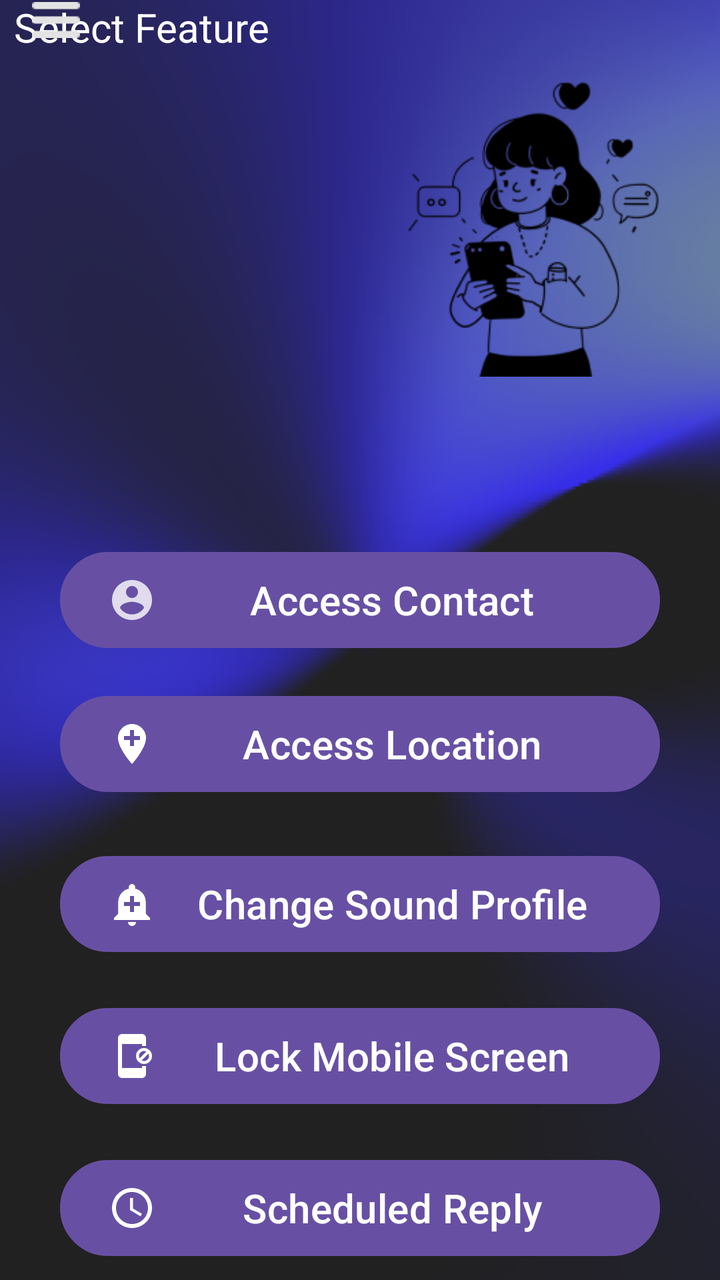
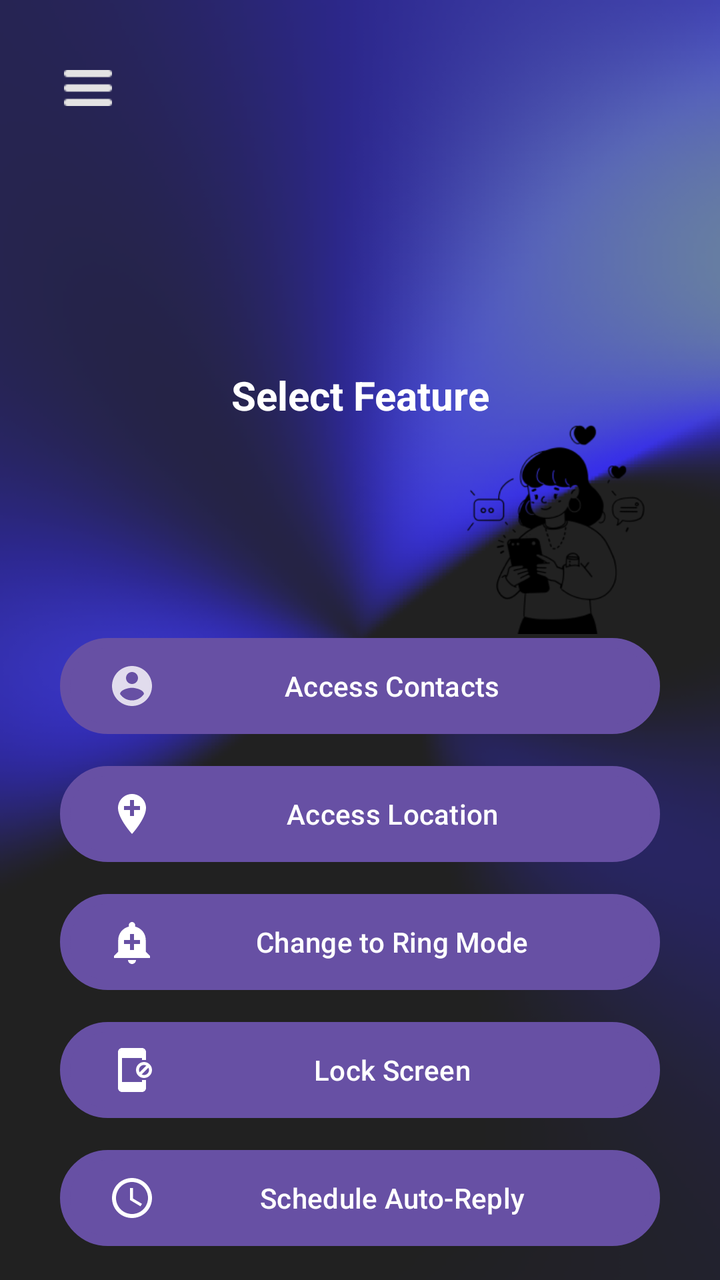

Screens rendered from an Android XML layout before and after an edit, with the pre-edit source and the edit as a unified diff.
<!-- AndroidManifest.xml: application theme Theme.AccessMaster -->
<!-- res/layout/activity_main.xml -->
<?xml version="1.0" encoding="utf-8"?>
<androidx.constraintlayout.widget.ConstraintLayout xmlns:android="http://schemas.android.com/apk/res/android"
    xmlns:app="http://schemas.android.com/apk/res-auto"
    xmlns:tools="http://schemas.android.com/tools"
    android:id="@+id/main"
    android:layout_width="match_parent"
    android:layout_height="match_parent"
    android:background="@drawable/back"
    tools:context=".MainActivity">

    <Button
        android:id="@+id/button2"
        android:layout_width="300dp"
        android:layout_height="wrap_content"
        android:layout_marginTop="276dp"
        android:background="@drawable/button"
        android:drawableLeft="@drawable/accesscontact"
        android:text="Access Contact"
        android:textAlignment="inherit"
        android:textSize="20sp"
        app:layout_constraintEnd_toEndOf="parent"
        app:layout_constraintStart_toStartOf="parent"
        app:layout_constraintTop_toTopOf="parent"
        tools:ignore="OnClick" />

    <Button
        android:id="@+id/button3"
        android:layout_width="300dp"
        android:layout_height="wrap_content"
        android:layout_marginTop="24dp"
        android:background="@drawable/button"
        android:drawableLeft="@drawable/location"
        android:text="Access Location"
        android:textAlignment="inherit"
        android:textSize="20sp"
        app:layout_constraintEnd_toEndOf="parent"
        app:layout_constraintStart_toStartOf="parent"
        app:layout_constraintTop_toBottomOf="@+id/button2" />

    <TextView
        android:layout_width="185dp"
        android:layout_height="42dp"
        android:layout_marginEnd="168dp"
        android:text="Select Feature"
        android:textAlignment="inherit"
        android:textColor="@color/white"
        android:textSize="20sp"
        app:layout_constraintBottom_toTopOf="@+id/button2"
        app:layout_constraintEnd_toEndOf="parent"
        app:layout_constraintTop_toTopOf="@+id/imageView3"
        app:layout_constraintVertical_bias="0.0" />

    <Button
        android:id="@+id/exit_btn"
        android:layout_width="132dp"
        android:layout_height="46dp"
        android:layout_marginStart="260dp"
        android:layout_marginTop="165dp"
        android:background="@drawable/button"
        android:drawableLeft="@drawable/backg"
        android:onClick="openExitPage"
        android:text="Back"
        android:textAlignment="inherit"
        android:textSize="20sp"
        app:layout_constraintBottom_toBottomOf="parent"
        app:layout_constraintStart_toStartOf="parent"
        app:layout_constraintTop_toTopOf="@+id/button5"
        app:layout_constraintVertical_bias="0.0"
        tools:ignore="OnClick" />

    <Button
        android:id="@+id/button4"
        android:layout_width="300dp"
        android:layout_height="wrap_content"
        android:layout_marginTop="32dp"
        android:background="@drawable/button"
        android:drawableLeft="@drawable/sound"
        android:text="Change Sound Profile"
        android:textAlignment="inherit"
        android:textSize="20sp"
        app:layout_constraintEnd_toEndOf="parent"
        app:layout_constraintStart_toStartOf="parent"
        app:layout_constraintTop_toBottomOf="@+id/button3" />

    <Button
        android:id="@+id/button5"
        android:layout_width="300dp"
        android:layout_height="wrap_content"
        android:layout_marginTop="28dp"
        android:background="@drawable/button"
        android:drawableLeft="@drawable/lock"
        android:text="Lock Mobile Screen"
        android:textAlignment="inherit"
        android:textSize="20sp"
        app:layout_constraintEnd_toEndOf="parent"
        app:layout_constraintStart_toStartOf="parent"
        app:layout_constraintTop_toBottomOf="@+id/button4" />

    <Button
        android:id="@+id/schedrep"
        android:layout_width="300dp"
        android:layout_height="wrap_content"
        android:layout_marginTop="28dp"
        android:background="@drawable/button"
        android:drawableLeft="@drawable/schedule"
        android:text="Scheduled Reply"
        android:textAlignment="inherit"
        android:textSize="20sp"
        app:layout_constraintEnd_toEndOf="parent"
        app:layout_constraintStart_toStartOf="parent"
        app:layout_constraintTop_toBottomOf="@+id/button5" />

    <ImageView
        android:id="@+id/imageView2"
        android:layout_width="192dp"
        android:layout_height="206dp"
        app:layout_constraintBottom_toBottomOf="parent"
        app:layout_constraintEnd_toEndOf="parent"
        app:layout_constraintHorizontal_bias="1.0"
        app:layout_constraintStart_toStartOf="parent"
        app:layout_constraintTop_toTopOf="@+id/imageView3"
        app:layout_constraintVertical_bias="0.0"
        app:srcCompat="@drawable/ladkiii" />

    <ImageView
        android:id="@+id/imageView3"
        android:layout_width="24dp"
        android:layout_height="20dp"
        android:layout_marginStart="16dp"
        android:contentDescription="Settings Icon"
        android:onClick="openSettings"
        app:layout_constraintStart_toStartOf="parent"
        app:srcCompat="@drawable/settings"
        tools:ignore="MissingConstraints,OnClick"
        tools:layout_editor_absoluteY="90dp" />

</androidx.constraintlayout.widget.ConstraintLayout>
<!-- resources referenced by this layout -->
<resources>
  <color name="white">#FFFFFFFF</color>
  <!-- drawable accesscontact (drawable-anydpi) -->
  <vector xmlns:android="http://schemas.android.com/apk/res/android"
      android:width="24dp"
      android:height="24dp"
      android:viewportWidth="24"
      android:viewportHeight="24"
      android:tint="@color/white"
      android:alpha="0.8">
    <path
        android:fillColor="@android:color/white"
        android:pathData="M12,2C6.48,2 2,6.48 2,12s4.48,10 10,10 10,-4.48 10,-10S17.52,2 12,2zM12,5c1.66,0 3,1.34 3,3s-1.34,3 -3,3 -3,-1.34 -3,-3 1.34,-3 3,-3zM12,19.2c-2.5,0 -4.71,-1.28 -6,-3.22 0.03,-1.99 4,-3.08 6,-3.08 1.99,0 5.97,1.09 6,3.08 -1.29,1.94 -3.5,3.22 -6,3.22z"/>
  </vector>
  <!-- drawable backg (drawable) -->
  <vector xmlns:android="http://schemas.android.com/apk/res/android" android:autoMirrored="true" android:height="24dp" android:tint="#FFFFFF" android:viewportHeight="24" android:viewportWidth="24" android:width="24dp">
        
      <path android:fillColor="@android:color/white" android:pathData="M20,11H7.83l5.59,-5.59L12,4l-8,8 8,8 1.41,-1.41L7.83,13H20v-2z"/>
      
  </vector>
  <!-- drawable button (drawable) -->
  <?xml version="1.0" encoding="utf-8"?>
  <shape xmlns:android="http://schemas.android.com/apk/res/android">
  <gradient android:startColor="@color/white" android:endColor="@color/white" />
      <corners android:radius="60dp"/>
      <stroke android:color="@color/black" android:width="5dp"/>
  </shape>
  <!-- drawable location (drawable) -->
  <vector xmlns:android="http://schemas.android.com/apk/res/android" android:height="24dp" android:tint="#FFFFFF" android:viewportHeight="24" android:viewportWidth="24" android:width="24dp">
        
      <path android:fillColor="@android:color/white" android:pathData="M12,2C8.14,2 5,5.14 5,9c0,5.25 7,13 7,13s7,-7.75 7,-13c0,-3.86 -3.14,-7 -7,-7zM16,10h-3v3h-2v-3L8,10L8,8h3L11,5h2v3h3v2z"/>
      
  </vector>
  <!-- drawable schedule (drawable) -->
  <vector xmlns:android="http://schemas.android.com/apk/res/android" android:height="24dp" android:tint="#FFFFFF" android:viewportHeight="24" android:viewportWidth="24" android:width="24dp">
        
      <path android:fillColor="@android:color/white" android:pathData="M11.99,2C6.47,2 2,6.48 2,12s4.47,10 9.99,10C17.52,22 22,17.52 22,12S17.52,2 11.99,2zM12,20c-4.42,0 -8,-3.58 -8,-8s3.58,-8 8,-8 8,3.58 8,8 -3.58,8 -8,8z"/>
        
      <path android:fillColor="@android:color/white" android:pathData="M12.5,7H11v6l5.25,3.15 0.75,-1.23 -4.5,-2.67z"/>
      
  </vector>
  <!-- drawable sound (drawable) -->
  <vector xmlns:android="http://schemas.android.com/apk/res/android" android:height="24dp" android:tint="#FFFFFF" android:viewportHeight="24" android:viewportWidth="24" android:width="24dp">
        
      <path android:fillColor="@android:color/white" android:pathData="M10.01,21.01c0,1.1 0.89,1.99 1.99,1.99s1.99,-0.89 1.99,-1.99h-3.98zM18.88,16.82L18.88,11c0,-3.25 -2.25,-5.97 -5.29,-6.69v-0.72C13.59,2.71 12.88,2 12,2s-1.59,0.71 -1.59,1.59v0.72C7.37,5.03 5.12,7.75 5.12,11v5.82L3,18.94L3,20h18v-1.06l-2.12,-2.12zM16,13.01h-3v3h-2v-3L8,13.01L8,11h3L11,8h2v3h3v2.01z"/>
      
  </vector>
  <style name="Theme.AccessMaster" parent="Base.Theme.AccessMaster" />
  <color name="black">#FF000000</color>
  <style name="Base.Theme.AccessMaster" parent="Theme.Material3.DayNight.NoActionBar">
          
          
      </style>
  <!-- unchanged entries left out for length: 4 -->
</resources>

<!-- the commit's change to res/layout/activity_main.xml (unified diff, before → after) -->
@@ -2,136 +2,156 @@
 <androidx.constraintlayout.widget.ConstraintLayout xmlns:android="http://schemas.android.com/apk/res/android"
     xmlns:app="http://schemas.android.com/apk/res-auto"
     xmlns:tools="http://schemas.android.com/tools"
-    android:id="@+id/main"
     android:layout_width="match_parent"
     android:layout_height="match_parent"
+    android:padding="16dp"
     android:background="@drawable/back"
     tools:context=".MainActivity">
 
-    <Button
-        android:id="@+id/button2"
-        android:layout_width="300dp"
-        android:layout_height="wrap_content"
-        android:layout_marginTop="276dp"
-        android:background="@drawable/button"
-        android:drawableLeft="@drawable/accesscontact"
-        android:text="Access Contact"
-        android:textAlignment="inherit"
-        android:textSize="20sp"
+    
+    <ImageView
+        android:id="@+id/imageView3"
+        android:layout_width="24dp"
+        android:layout_height="24dp"
+        android:contentDescription="Settings Icon"
+        android:onClick="openSettings"
+        app:srcCompat="@drawable/settings"
+        app:layout_constraintTop_toTopOf="parent"
+        app:layout_constraintStart_toStartOf="parent"
+        android:layout_margin="16dp"
+        tools:ignore="OnClick" />
+
+
+    
+    <ImageView
+        android:id="@+id/imageView"
+        android:layout_width="120dp"
+        android:layout_height="120dp"
+        android:layout_marginTop="32dp"
+        android:contentDescription="App Logo"
+        android:src="@mipmap/ic_launcher"
         app:layout_constraintEnd_toEndOf="parent"
         app:layout_constraintStart_toStartOf="parent"
-        app:layout_constraintTop_toTopOf="parent"
-        tools:ignore="OnClick" />
+        app:layout_constraintTop_toTopOf="parent" />
 
-    <Button
-        android:id="@+id/button3"
-        android:layout_width="300dp"
+    
+    <TextView
+        android:id="@+id/textViewTitle"
+        android:layout_width="wrap_content"
         android:layout_height="wrap_content"
-        android:layout_marginTop="24dp"
-        android:background="@drawable/button"
-        android:drawableLeft="@drawable/location"
-        android:text="Access Location"
-        android:textAlignment="inherit"
-        android:textSize="20sp"
-        app:layout_constraintEnd_toEndOf="parent"
-        app:layout_constraintStart_toStartOf="parent"
-        app:layout_constraintTop_toBottomOf="@+id/button2" />
-
-    <TextView
-        android:layout_width="185dp"
-        android:layout_height="42dp"
-        android:layout_marginEnd="168dp"
+        android:layout_marginTop="16dp"
         android:text="Select Feature"
-        android:textAlignment="inherit"
         android:textColor="@color/white"
         android:textSize="20sp"
-        app:layout_constraintBottom_toTopOf="@+id/button2"
+        android:textStyle="bold"
+        app:layout_constraintTop_toBottomOf="@id/imageView"
+        app:layout_constraintStart_toStartOf="parent"
+        app:layout_constraintEnd_toEndOf="parent" />
+
+    
+
+    
+
+    
+
+    <LinearLayout
+        android:id="@+id/buttonLayout"
+        android:layout_width="match_parent"
+        android:layout_height="wrap_content"
+        android:layout_marginTop="108dp"
+        android:gravity="center"
+        android:orientation="vertical"
         app:layout_constraintEnd_toEndOf="parent"
-        app:layout_constraintTop_toTopOf="@+id/imageView3"
-        app:layout_constraintVertical_bias="0.0" />
+        app:layout_constraintHorizontal_bias="0.0"
+        app:layout_constraintStart_toStartOf="parent"
+        app:layout_constraintTop_toBottomOf="@id/textViewTitle">
+
+        <Button
+            android:id="@+id/button2"
+            android:layout_width="300dp"
+            android:layout_height="wrap_content"
+            android:layout_marginBottom="16dp"
+            android:background="@drawable/button"
+            android:drawableLeft="@drawable/accesscontact"
+            android:drawablePadding="10dp"
+            android:text="Access Contacts" />
+
+        <Button
+            android:id="@+id/button3"
+            android:layout_width="300dp"
+            android:layout_height="wrap_content"
+            android:layout_marginBottom="16dp"
+            android:background="@drawable/button"
+            android:drawableLeft="@drawable/location"
+            android:text="Access Location" />
+
+        <Button
+            android:id="@+id/button4"
+            android:layout_width="300dp"
+            android:layout_height="wrap_content"
+            android:layout_marginBottom="16dp"
+            android:background="@drawable/button"
+            android:drawableLeft="@drawable/sound"
+            android:text="Change to Ring Mode" />
+
+        <Button
+            android:id="@+id/button5"
+            android:layout_width="300dp"
+            android:layout_height="wrap_content"
+            android:layout_marginBottom="16dp"
+            android:background="@drawable/button"
+            android:drawableLeft="@drawable/lock"
+            android:text="Lock Screen" />
+
+        <Button
+            android:id="@+id/schedrep"
+            android:layout_width="300dp"
+            android:layout_height="wrap_content"
+            android:layout_marginBottom="16dp"
+            android:background="@drawable/button"
+            android:drawableLeft="@drawable/schedule"
+            android:text="Schedule Auto-Reply" />
+
+    </LinearLayout>
+
 
     <Button
         android:id="@+id/exit_btn"
-        android:layout_width="132dp"
-        android:layout_height="46dp"
-        android:layout_marginStart="260dp"
-        android:layout_marginTop="165dp"
+        android:layout_width="164dp"
+        android:layout_height="57dp"
         android:background="@drawable/button"
-        android:drawableLeft="@drawable/backg"
-        android:onClick="openExitPage"
         android:text="Back"
-        android:textAlignment="inherit"
-        android:textSize="20sp"
         app:layout_constraintBottom_toBottomOf="parent"
+        app:layout_constraintEnd_toEndOf="parent"
+        app:layout_constraintHorizontal_bias="0.074"
         app:layout_constraintStart_toStartOf="parent"
-        app:layout_constraintTop_toTopOf="@+id/button5"
-        app:layout_constraintVertical_bias="0.0"
-        tools:ignore="OnClick" />
+        app:layout_constraintTop_toBottomOf="@+id/buttonLayout"
+        app:layout_constraintVertical_bias="0.526" />
 
     <Button
-        android:id="@+id/button4"
-        android:layout_width="300dp"
-        android:layout_height="wrap_content"
-        android:layout_marginTop="32dp"
+        android:id="@+id/logout_btn"
+        android:layout_width="152dp"
+        android:layout_height="58dp"
         android:background="@drawable/button"
-        android:drawableLeft="@drawable/sound"
-        android:text="Change Sound Profile"
-        android:textAlignment="inherit"
-        android:textSize="20sp"
-        app:layout_constraintEnd_toEndOf="parent"
-        app:layout_constraintStart_toStartOf="parent"
-        app:layout_constraintTop_toBottomOf="@+id/button3" />
-
-    <Button
-        android:id="@+id/button5"
-        android:layout_width="300dp"
-        android:layout_height="wrap_content"
-        android:layout_marginTop="28dp"
-        android:background="@drawable/button"
-        android:drawableLeft="@drawable/lock"
-        android:text="Lock Mobile Screen"
-        android:textAlignment="inherit"
-        android:textSize="20sp"
-        app:layout_constraintEnd_toEndOf="parent"
-        app:layout_constraintStart_toStartOf="parent"
-        app:layout_constraintTop_toBottomOf="@+id/button4" />
-
-    <Button
-        android:id="@+id/schedrep"
-        android:layout_width="300dp"
-        android:layout_height="wrap_content"
-        android:layout_marginTop="28dp"
-        android:background="@drawable/button"
-        android:drawableLeft="@drawable/schedule"
-        android:text="Scheduled Reply"
-        android:textAlignment="inherit"
-        android:textSize="20sp"
-        app:layout_constraintEnd_toEndOf="parent"
-        app:layout_constraintStart_toStartOf="parent"
-        app:layout_constraintTop_toBottomOf="@+id/button5" />
-
-    <ImageView
-        android:id="@+id/imageView2"
-        android:layout_width="192dp"
-        android:layout_height="206dp"
+        android:text="Logout"
         app:layout_constraintBottom_toBottomOf="parent"
         app:layout_constraintEnd_toEndOf="parent"
         app:layout_constraintHorizontal_bias="1.0"
         app:layout_constraintStart_toStartOf="parent"
-        app:layout_constraintTop_toTopOf="@+id/imageView3"
-        app:layout_constraintVertical_bias="0.0"
+        app:layout_constraintTop_toBottomOf="@+id/buttonLayout"
+        app:layout_constraintVertical_bias="0.555" />
+
+    <ImageView
+        android:id="@+id/imageView2"
+        android:layout_width="136dp"
+        android:layout_height="125dp"
+        android:contentDescription="Ladki Image"
+        app:layout_constraintBottom_toTopOf="@+id/buttonLayout"
+        app:layout_constraintEnd_toEndOf="parent"
+        app:layout_constraintHorizontal_bias="1.0"
+        app:layout_constraintStart_toStartOf="parent"
+        app:layout_constraintTop_toTopOf="parent"
+        app:layout_constraintVertical_bias="1.0"
         app:srcCompat="@drawable/ladkiii" />
 
-    <ImageView
-        android:id="@+id/imageView3"
-        android:layout_width="24dp"
-        android:layout_height="20dp"
-        android:layout_marginStart="16dp"
-        android:contentDescription="Settings Icon"
-        android:onClick="openSettings"
-        app:layout_constraintStart_toStartOf="parent"
-        app:srcCompat="@drawable/settings"
-        tools:ignore="MissingConstraints,OnClick"
-        tools:layout_editor_absoluteY="90dp" />
-
 </androidx.constraintlayout.widget.ConstraintLayout>
<!-- resource entries referenced after the edit -->
@@ -12,12 +12,6 @@
     <path
         android:fillColor="@android:color/white"
         android:pathData="M12,2C6.48,2 2,6.48 2,12s4.48,10 10,10 10,-4.48 10,-10S17.52,2 12,2zM12,5c1.66,0 3,1.34 3,3s-1.34,3 -3,3 -3,-1.34 -3,-3 1.34,-3 3,-3zM12,19.2c-2.5,0 -4.71,-1.28 -6,-3.22 0.03,-1.99 4,-3.08 6,-3.08 1.99,0 5.97,1.09 6,3.08 -1.29,1.94 -3.5,3.22 -6,3.22z"/>
-  </vector>
-  <!-- drawable backg (drawable) -->
-  <vector xmlns:android="http://schemas.android.com/apk/res/android" android:autoMirrored="true" android:height="24dp" android:tint="#FFFFFF" android:viewportHeight="24" android:viewportWidth="24" android:width="24dp">
-        
-      <path android:fillColor="@android:color/white" android:pathData="M20,11H7.83l5.59,-5.59L12,4l-8,8 8,8 1.41,-1.41L7.83,13H20v-2z"/>
-      
   </vector>
   <!-- drawable button (drawable) -->
   <?xml version="1.0" encoding="utf-8"?>
@@ -46,8 +40,15 @@
       <path android:fillColor="@android:color/white" android:pathData="M10.01,21.01c0,1.1 0.89,1.99 1.99,1.99s1.99,-0.89 1.99,-1.99h-3.98zM18.88,16.82L18.88,11c0,-3.25 -2.25,-5.97 -5.29,-6.69v-0.72C13.59,2.71 12.88,2 12,2s-1.59,0.71 -1.59,1.59v0.72C7.37,5.03 5.12,7.75 5.12,11v5.82L3,18.94L3,20h18v-1.06l-2.12,-2.12zM16,13.01h-3v3h-2v-3L8,13.01L8,11h3L11,8h2v3h3v2.01z"/>
       
   </vector>
+  <!-- mipmap ic_launcher (mipmap-anydpi-v26) -->
+  <?xml version="1.0" encoding="utf-8"?>
+  <adaptive-icon xmlns:android="http://schemas.android.com/apk/res/android">
+      <background android:drawable="@color/ic_launcher_background"/>
+      <foreground android:drawable="@mipmap/ic_launcher_foreground"/>
+  </adaptive-icon>
   <style name="Theme.AccessMaster" parent="Base.Theme.AccessMaster" />
   <color name="black">#FF000000</color>
+  <color name="ic_launcher_background">#FFFFFF</color>
   <style name="Base.Theme.AccessMaster" parent="Theme.Material3.DayNight.NoActionBar">
           
           
